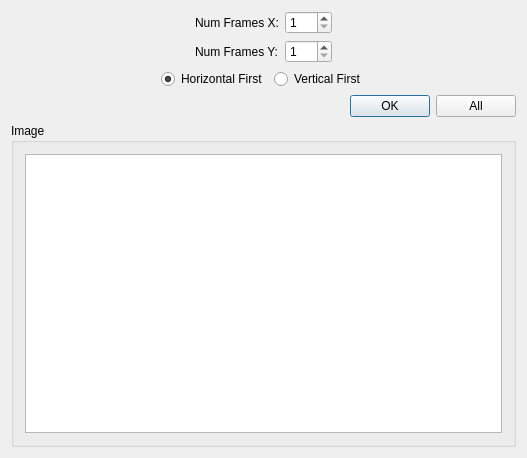
Above: importdialog.ui from meh2481/SpriteSheeter before the change. Below: the same form after it.
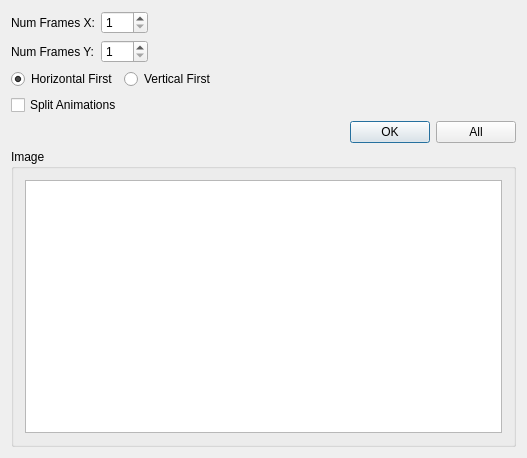
That is the form after the change.

Commit message: Split images into separate animations, export TSR icon

Patch:
```diff
--- a/importdialog.ui
+++ b/importdialog.ui
@@ -38,22 +38,6 @@
          <property name="sizeConstraint">
           <enum>QLayout::SetMaximumSize</enum>
          </property>
-         <item>
-          <spacer name="horizontalSpacer">
-           <property name="orientation">
-            <enum>Qt::Horizontal</enum>
-           </property>
-           <property name="sizeType">
-            <enum>QSizePolicy::Expanding</enum>
-           </property>
-           <property name="sizeHint" stdset="0">
-            <size>
-             <width>40</width>
-             <height>20</height>
-            </size>
-           </property>
-          </spacer>
-         </item>
          <item>
           <widget class="QLabel" name="label">
            <property name="toolTip">
@@ -100,19 +84,6 @@
          <property name="sizeConstraint">
           <enum>QLayout::SetMaximumSize</enum>
          </property>
-         <item>
-          <spacer name="horizontalSpacer_2">
-           <property name="orientation">
-            <enum>Qt::Horizontal</enum>
-           </property>
-           <property name="sizeHint" stdset="0">
-            <size>
-             <width>40</width>
-             <height>20</height>
-            </size>
-           </property>
-          </spacer>
-         </item>
          <item>
           <widget class="QLabel" name="label_2">
            <property name="toolTip">
@@ -156,19 +127,6 @@
        </item>
        <item>
         <layout class="QHBoxLayout" name="horizontalLayout_5">
-         <item>
-          <spacer name="horizontalSpacer_6">
-           <property name="orientation">
-            <enum>Qt::Horizontal</enum>
-           </property>
-           <property name="sizeHint" stdset="0">
-            <size>
-             <width>40</width>
-             <height>20</height>
-            </size>
-           </property>
-          </spacer>
-         </item>
          <item>
           <widget class="QRadioButton" name="horizFirst">
            <property name="toolTip">
@@ -207,6 +165,33 @@
          </item>
         </layout>
        </item>
+       <item>
+        <layout class="QHBoxLayout" name="horizontalLayout_6">
+         <item>
+          <widget class="QCheckBox" name="checkSplitAnimations">
+           <property name="toolTip">
+            <string>Each row or column of an image is a different animation</string>
+           </property>
+           <property name="text">
+            <string>Split Animations</string>
+           </property>
+          </widget>
+         </item>
+         <item>
+          <spacer name="horizontalSpacer_6">
+           <property name="orientation">
+            <enum>Qt::Horizontal</enum>
+           </property>
+           <property name="sizeHint" stdset="0">
+            <size>
+             <width>40</width>
+             <height>20</height>
+            </size>
+           </property>
+          </spacer>
+         </item>
+        </layout>
+       </item>
        <item>
         <layout class="QHBoxLayout" name="horizontalLayout_4">
          <property name="sizeConstraint">
```
The commit also changes 5 other files.
